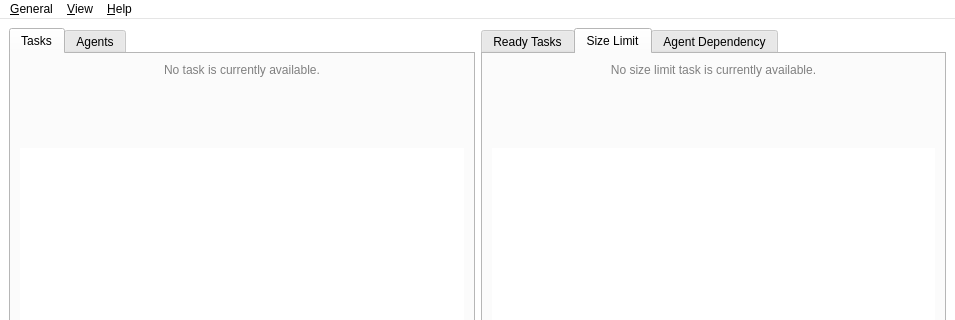
The window that ui/panels/mainpanel.ui (amirmohsen1384/legendary-os) describes before a commit, drawn with Qt 5; both pictures show x 0 to 955 and y 0 to 320 of the 955 by 710 pixel window.
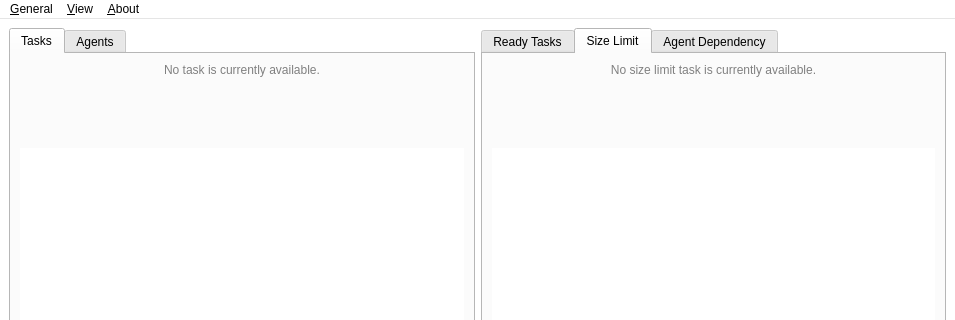
The same window after the commit.

Commit message: Added an action to show GitHub Pages

The edit to the form file:
```diff
--- a/ui/panels/mainpanel.ui
+++ b/ui/panels/mainpanel.ui
@@ -311,7 +311,7 @@
      <x>0</x>
      <y>0</y>
      <width>955</width>
-     <height>25</height>
+     <height>26</height>
     </rect>
    </property>
    <widget class="QMenu" name="menuGeneral">
@@ -342,7 +342,7 @@
    </widget>
    <widget class="QMenu" name="menuHelp">
     <property name="title">
-     <string>&amp;Help</string>
+     <string>&amp;About</string>
     </property>
     <addaction name="actionHelp"/>
     <addaction name="actionAbout"/>
```
Left out of the diff: 37 changed lines with no effect on the pictures. The commit also changes 2 other files.
